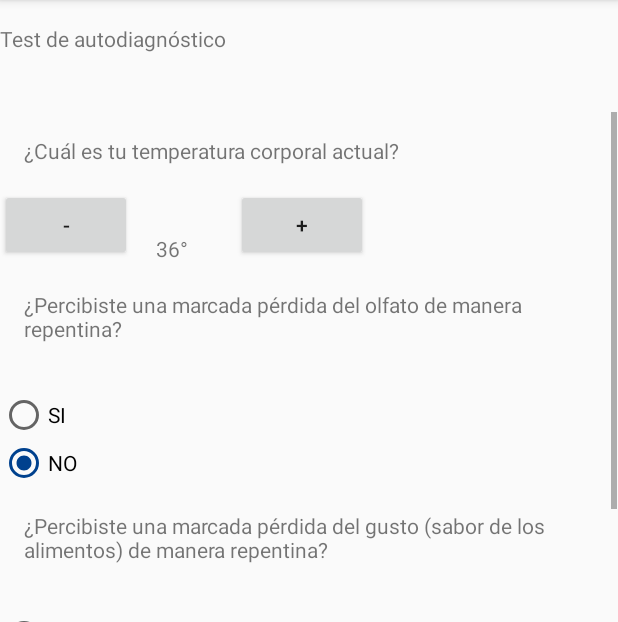
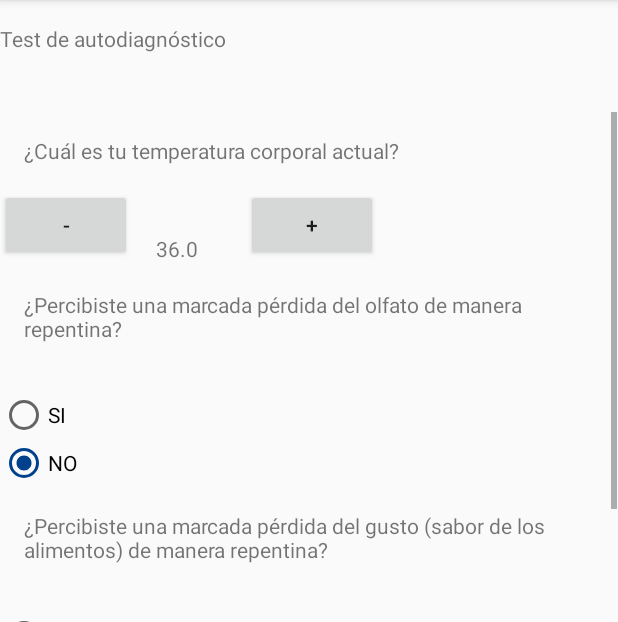
Before and after one commit to MartinRomano-S/soa-tp2, an Android app: the TestActivity screen opened directly, with no data from a screen before it, on a phone screen of 412 x 824 dp, the part 84-706 px from its top. Run offline under Robolectric (Android 15) with nearby library versions, the phone set to English and light mode, and no system bars.

Commit message:
Se agregó un archivo de constantes. Se desarrollaron los botones de + y - para la temperatura corporal. Se añadió la temperatura corporal al testeo.

```diff
--- a/app/src/main/java/com/example/testlogin/TestActivity.java
+++ b/app/src/main/java/com/example/testlogin/TestActivity.java
@@ -9,23 +9,29 @@ import android.view.View;
 import android.widget.Button;
 import android.widget.RadioButton;
 import android.widget.RadioGroup;
+import android.widget.TextView;
 import android.widget.Toast;
 
 import com.example.testlogin.models.TestAnswers;
 import com.example.testlogin.services.TestResolver;
+import com.example.testlogin.utils.Constantes;
 
 public class TestActivity extends AppCompatActivity {
 
     RadioGroup grupoRespuestaOlfato, grupoRespuestaGusto, grupoRespuestaTos, grupoRespuestaDolorGarganta, grupoRespuestaDificultarRespiratoria, grupoRespuestaDolorCabeza, grupoRespuestaDiarrea, grupoRespuestaVomitos, grupoRespuestaDolorMuscular;
-    Button botonEnviarTest;
+    Button botonEnviarTest, botonAumentarTemperatura, botonDisminuirTemperatura;
     TestAnswers testAnswers;
     AlertDialog.Builder builder;
+    TextView textTemperaturaCorporal;
 
     @Override
     protected void onCreate(Bundle savedInstanceState) {
         super.onCreate(savedInstanceState);
         setContentView(R.layout.activity_test);
 
+        textTemperaturaCorporal = findViewById(R.id.temperaturaCorporal);
+        botonAumentarTemperatura = findViewById(R.id.temperaturaMas);
+        botonDisminuirTemperatura = findViewById(R.id.temperaturaMenos);
         grupoRespuestaOlfato = findViewById(R.id.radioGroupOlfato);
         grupoRespuestaGusto = findViewById(R.id.radioGroupGusto);
         grupoRespuestaTos = findViewById(R.id.radioGroupTos);
@@ -63,7 +69,6 @@ public class TestActivity extends AppCompatActivity {
                                     dialog.cancel();
                                 }
                             });
-                    //Creating dialog box
                     AlertDialog alert = builder.create();
                     alert.show();
                 }
@@ -73,9 +78,41 @@ public class TestActivity extends AppCompatActivity {
 
             }
         });
+
+        botonDisminuirTemperatura.setOnClickListener(new View.OnClickListener() {
+            @Override
+            public void onClick(View view) {
+                double temperaturaCorporal = Double.parseDouble(textTemperaturaCorporal.getText().toString());
+                temperaturaCorporal-=0.1;
+                if(temperaturaCorporal< Constantes.TEMPERATURA_MINIMA_CUERPO_HUMANO){
+                    Toast.makeText(getApplicationContext(),R.string.temperaturaMinimaAlcanzada,
+                            Toast.LENGTH_SHORT).show();
+                }else{
+                    temperaturaCorporal=Math.round(temperaturaCorporal * 10.0) / 10.0;
+                    textTemperaturaCorporal.setText(String.valueOf(temperaturaCorporal));
+                }
+            }
+        });
+
+        botonAumentarTemperatura.setOnClickListener(new View.OnClickListener() {
+            @Override
+            public void onClick(View view) {
+                double temperaturaCorporal = Double.parseDouble(textTemperaturaCorporal.getText().toString());
+                temperaturaCorporal+=0.1;
+                if(temperaturaCorporal> Constantes.TEMPERATURA_MAXIMA_CUERPO_HUMANO){
+                    Toast.makeText(getApplicationContext(),R.string.temperaturaMaximaAlcanzada,
+                            Toast.LENGTH_SHORT).show();
+                }else{
+                    temperaturaCorporal=Math.round(temperaturaCorporal * 10.0) / 10.0;
+                    textTemperaturaCorporal.setText(String.valueOf(temperaturaCorporal));
+                }
+
+            }
+        });
     }
 
     private void obtenerRespuestas(){
+        testAnswers.setTemperaturaCorporal(Double.parseDouble(textTemperaturaCorporal.getText().toString()));
         int radioId;
         RadioButton respuesta;
         radioId = grupoRespuestaOlfato.getCheckedRadioButtonId();
--- a/app/src/main/java/com/example/testlogin/services/TestResolver.java
+++ b/app/src/main/java/com/example/testlogin/services/TestResolver.java
@@ -1,6 +1,8 @@
 package com.example.testlogin.services;
 
+
 import com.example.testlogin.models.TestAnswers;
+import com.example.testlogin.utils.Constantes;
 
 public class TestResolver {
     TestAnswers testAnswers;
@@ -11,7 +13,7 @@ public class TestResolver {
 
     //Esta función evalúa todas las respuestas y si todas fueron NO (boolean:false) devuelve false: No tenes sintomas de COVID. Si hay aunque sea 1 en true devuelve true: tenes sintomas de COVID.
     public boolean resolve(){
-        if(!testAnswers.isDiarrea() && !testAnswers.isDificultadRespiratoria() && !testAnswers.isDolorCabeza() && !testAnswers.isDolorGarganta() && !testAnswers.isDolorMuscular() && !testAnswers.isGusto() && !testAnswers.isOlfato() && !testAnswers.isTos() && !testAnswers.isVomitos()){
+        if(!testAnswers.isDiarrea() && !testAnswers.isDificultadRespiratoria() && !testAnswers.isDolorCabeza() && !testAnswers.isDolorGarganta() && !testAnswers.isDolorMuscular() && !testAnswers.isGusto() && !testAnswers.isOlfato() && !testAnswers.isTos() && !testAnswers.isVomitos() && testAnswers.getTemperaturaCorporal()<= Constantes.UMBRAL_TEMPERATURA_CORPORAL){
             return false;
         }else{
             return true;
--- a/app/src/main/res/layout/activity_test.xml
+++ b/app/src/main/res/layout/activity_test.xml
@@ -57,27 +57,27 @@
             android:orientation="horizontal">
 
           <Button
-              android:id="@+id/fiebreMinusButton"
+              android:id="@+id/temperaturaMenos"
               android:layout_width="wrap_content"
               android:layout_height="wrap_content"
               android:text="@string/minus"></Button>
 
           <TextView
-              android:id="@+id/gradosFiebre"
+              android:id="@+id/temperaturaCorporal"
               android:layout_width="wrap_content"
               android:layout_height="wrap_content"
               android:layout_margin="@dimen/activity_horizontal_margin"
               android:layout_marginTop="16dp"
               android:text="@string/temperaturaDefault"
-              app:layout_constraintStart_toEndOf="@+id/fiebreMinusButton" />
+              app:layout_constraintStart_toEndOf="@+id/temperaturaMenos" />
 
           <Button
-              android:id="@+id/fiebrePlusButton"
+              android:id="@+id/temperaturaMas"
               android:layout_width="wrap_content"
               android:layout_height="wrap_content"
               android:layout_marginStart="16dp"
               android:text="@string/plus"
-              app:layout_constraintStart_toEndOf="@+id/gradosFiebre"></Button>
+              app:layout_constraintStart_toEndOf="@+id/temperaturaCorporal"></Button>
 
         </LinearLayout>
 
--- a/app/src/main/res/values/strings.xml
+++ b/app/src/main/res/values/strings.xml
@@ -48,7 +48,7 @@
     <string name="no">NO</string>
     <string name="test_de_autodiagnostico">Test de autodiagnóstico</string>
     <string name="testPreguntaFiebre">¿Cuál es tu temperatura corporal actual?</string>
-    <string name="temperaturaDefault">36°</string>
+    <string name="temperaturaDefault">36.0</string>
     <string name="testPreguntaOlfato">¿Percibiste una marcada pérdida del olfato de manera repentina?</string>
     <string name="consultar">Consultar</string>
     <string name="minus">-</string>
@@ -64,5 +64,7 @@
     <string name="sinSintomas">No tenés síntomas compatibles con COVID.</string>
     <string name="resultadoTest">Resultado FasTEST</string>
     <string name="volverAlTest">Volver al test</string>
+    <string name="temperaturaMaximaAlcanzada">Temperatura máxima alcanzada</string>
+    <string name="temperaturaMinimaAlcanzada">Temperatura mínima alcanzada</string>
 
 </resources>
```
Also changed, not shown: app/src/main/java/com/example/testlogin/models/TestAnswers.java (+11 -1 lines), app/src/main/java/com/example/testlogin/utils/Constantes.java (added, +7 -0 lines).
